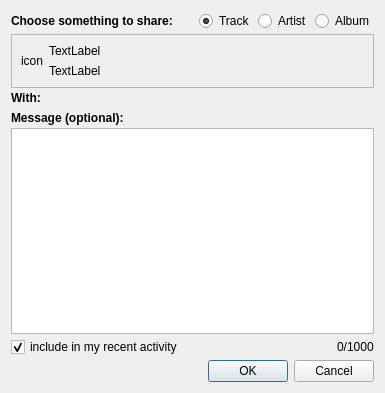
Above: lib/unicorn/dialogs/ShareDialog.ui from mutecypher/lastfm-desktop before the change. Below: the same form after it.
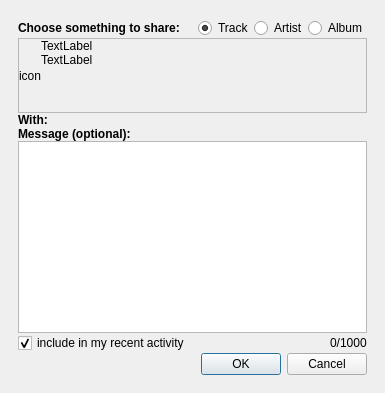
That is the form after the change. Custom widgets are drawn as their Qt base class.

Commit message: Share Dialog improvements.

What changed in the file:
```diff
--- a/lib/unicorn/dialogs/ShareDialog.ui
+++ b/lib/unicorn/dialogs/ShareDialog.ui
@@ -18,10 +18,16 @@
   </property>
   <layout class="QVBoxLayout" name="verticalLayout_2">
    <property name="spacing">
-    <number>3</number>
+    <number>0</number>
+   </property>
+   <property name="margin">
+    <number>18</number>
    </property>
    <item>
     <layout class="QHBoxLayout" name="horizontalLayout_3" stretch="1,0,0,0">
+     <property name="spacing">
+      <number>0</number>
+     </property>
      <item>
       <widget class="QLabel" name="label">
        <property name="font">
@@ -70,6 +76,12 @@
       <enum>QFrame::Raised</enum>
      </property>
      <layout class="QHBoxLayout" name="horizontalLayout_2" stretch="0,1">
+      <property name="spacing">
+       <number>0</number>
+      </property>
+      <property name="margin">
+       <number>0</number>
+      </property>
       <item>
        <widget class="HttpImageWidget" name="icon">
         <property name="text">
@@ -79,6 +91,9 @@
       </item>
       <item>
        <layout class="QVBoxLayout" name="verticalLayout">
+        <property name="spacing">
+         <number>0</number>
+        </property>
         <item>
          <widget class="QLabel" name="shareSubject">
           <property name="text">
@@ -93,6 +108,19 @@
           </property>
          </widget>
         </item>
+        <item>
+         <spacer name="verticalSpacer">
+          <property name="orientation">
+           <enum>Qt::Vertical</enum>
+          </property>
+          <property name="sizeHint" stdset="0">
+           <size>
+            <width>20</width>
+            <height>0</height>
+           </size>
+          </property>
+         </spacer>
+        </item>
        </layout>
       </item>
      </layout>
@@ -146,6 +174,9 @@
    </item>
    <item>
     <layout class="QHBoxLayout" name="horizontalLayout" stretch="1,0">
+     <property name="spacing">
+      <number>0</number>
+     </property>
      <item>
       <widget class="QCheckBox" name="isPublic">
        <property name="text">
@@ -186,6 +217,11 @@
    <extends>QLabel</extends>
    <header>lib/unicorn/widgets/HttpImageWidget.h</header>
   </customwidget>
+  <customwidget>
+   <class>Label</class>
+   <extends>QLabel</extends>
+   <header>lib/unicorn/widgets/Label.h</header>
+  </customwidget>
  </customwidgets>
  <resources/>
  <connections>
```
Left out of the diff: 6 changed lines with no effect on the pictures. The commit also changes 5 other files.
